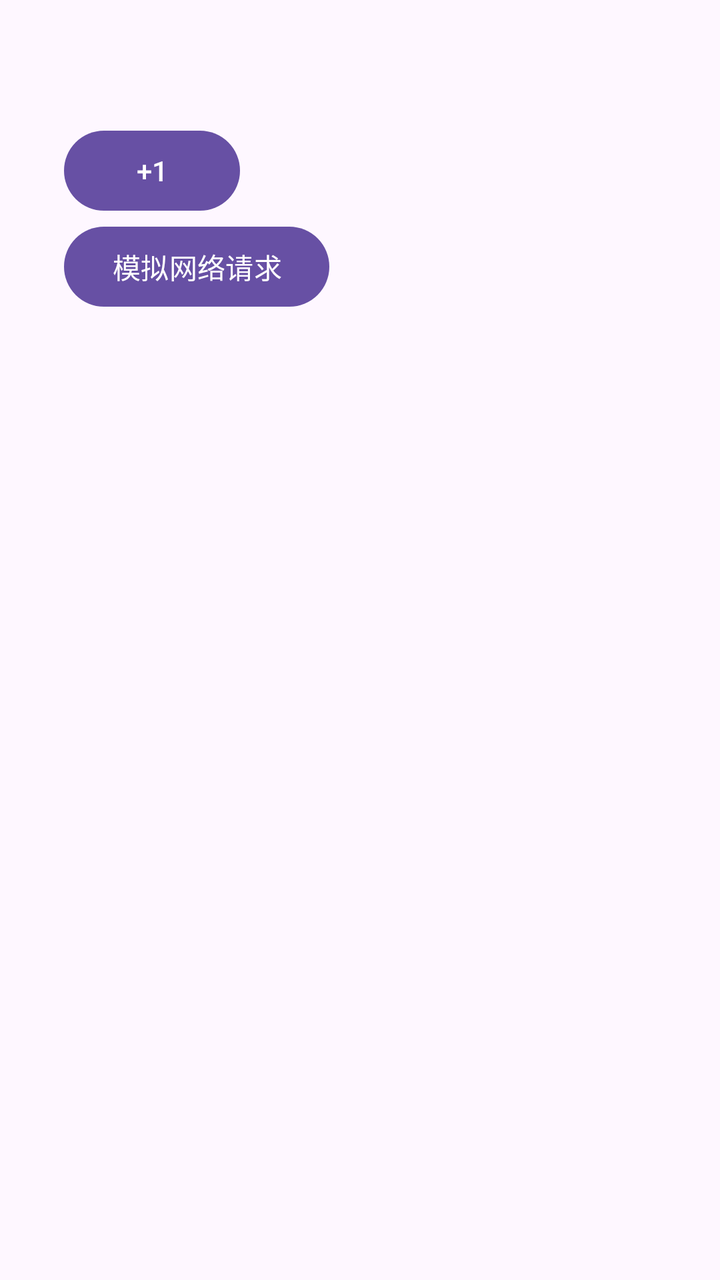
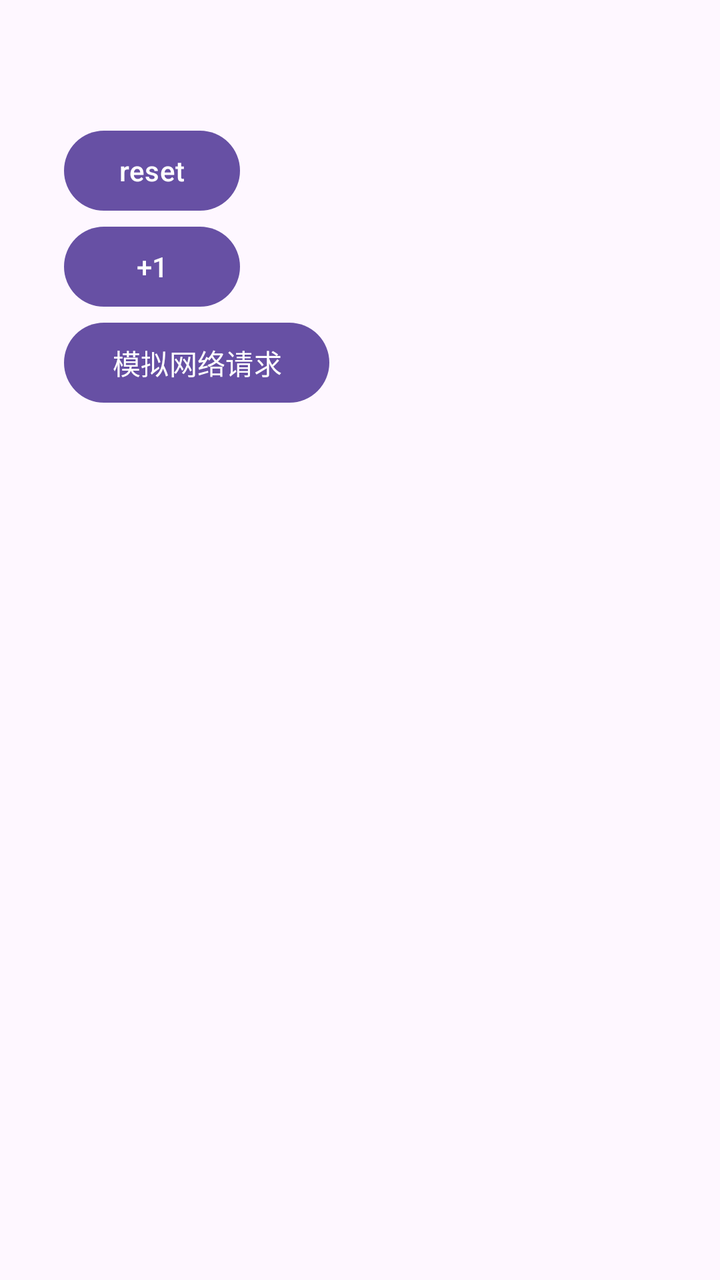

Two renders of the same Android screen: before a commit and after it. Below are the layout's source before the change and the commit's diff.
<!-- AndroidManifest.xml: application theme Theme.My_Application_NO_Activity -->
<!-- res/layout/activity_live_data_sample.xml -->
<?xml version="1.0" encoding="utf-8"?>
<LinearLayout xmlns:android="http://schemas.android.com/apk/res/android"
    android:layout_width="match_parent"
    android:layout_height="match_parent"
    android:orientation="vertical"
    android:padding="32dp">

    <TextView
        android:id="@+id/tv_text"
        android:layout_width="wrap_content"
        android:layout_height="wrap_content"
        android:textSize="22sp" />

    <Button
        android:id="@+id/btn_add"
        android:layout_width="wrap_content"
        android:layout_height="wrap_content"
        android:text="+1" />

    <Button
        android:id="@+id/btn_net"
        android:layout_width="wrap_content"
        android:layout_height="wrap_content"
        android:text="模拟网络请求" />

</LinearLayout>
<!-- resources referenced by this layout -->
<resources>
  <style name="Theme.My_Application_NO_Activity" parent="Base.Theme.My_Application_NO_Activity" />
  <style name="Base.Theme.My_Application_NO_Activity" parent="Theme.Material3.DayNight.NoActionBar">
          
          
      </style>
</resources>

<!-- the commit's change to res/layout/activity_live_data_sample.xml (unified diff, before → after) -->
@@ -12,6 +12,12 @@
         android:textSize="22sp" />
 
     <Button
+        android:id="@+id/btn_reset"
+        android:layout_width="wrap_content"
+        android:layout_height="wrap_content"
+        android:text="reset" />
+
+    <Button
         android:id="@+id/btn_add"
         android:layout_width="wrap_content"
         android:layout_height="wrap_content"
